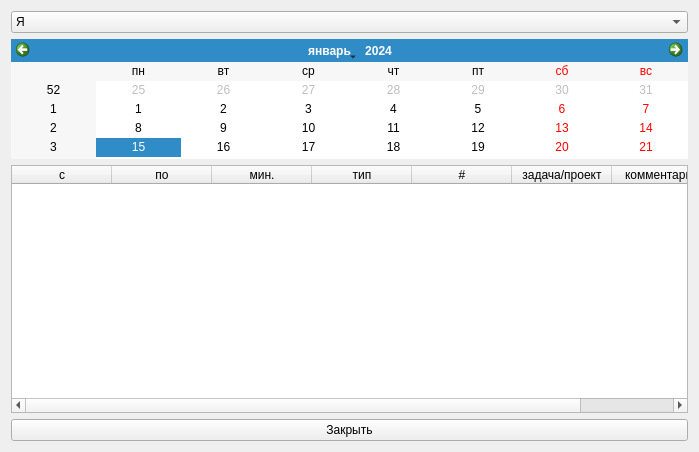
The window that showtimewindow.ui (xaionaro/tasks) describes before a commit, drawn with Qt 5.
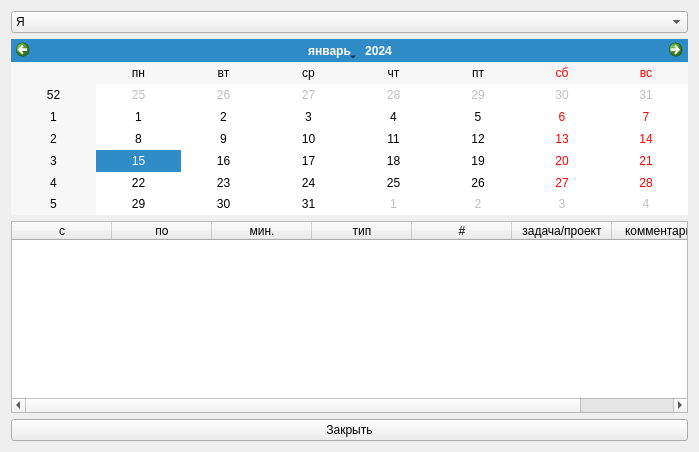
The same window after the commit.

Commit message: [android] [showtimewindow] geometry fixes

```diff
--- a/showtimewindow.ui
+++ b/showtimewindow.ui
@@ -30,7 +30,7 @@
        <property name="maximumSize">
         <size>
          <width>16777215</width>
-         <height>120</height>
+         <height>16777215</height>
         </size>
        </property>
        <property name="locale">
```
The commit also changes 2 other files.
